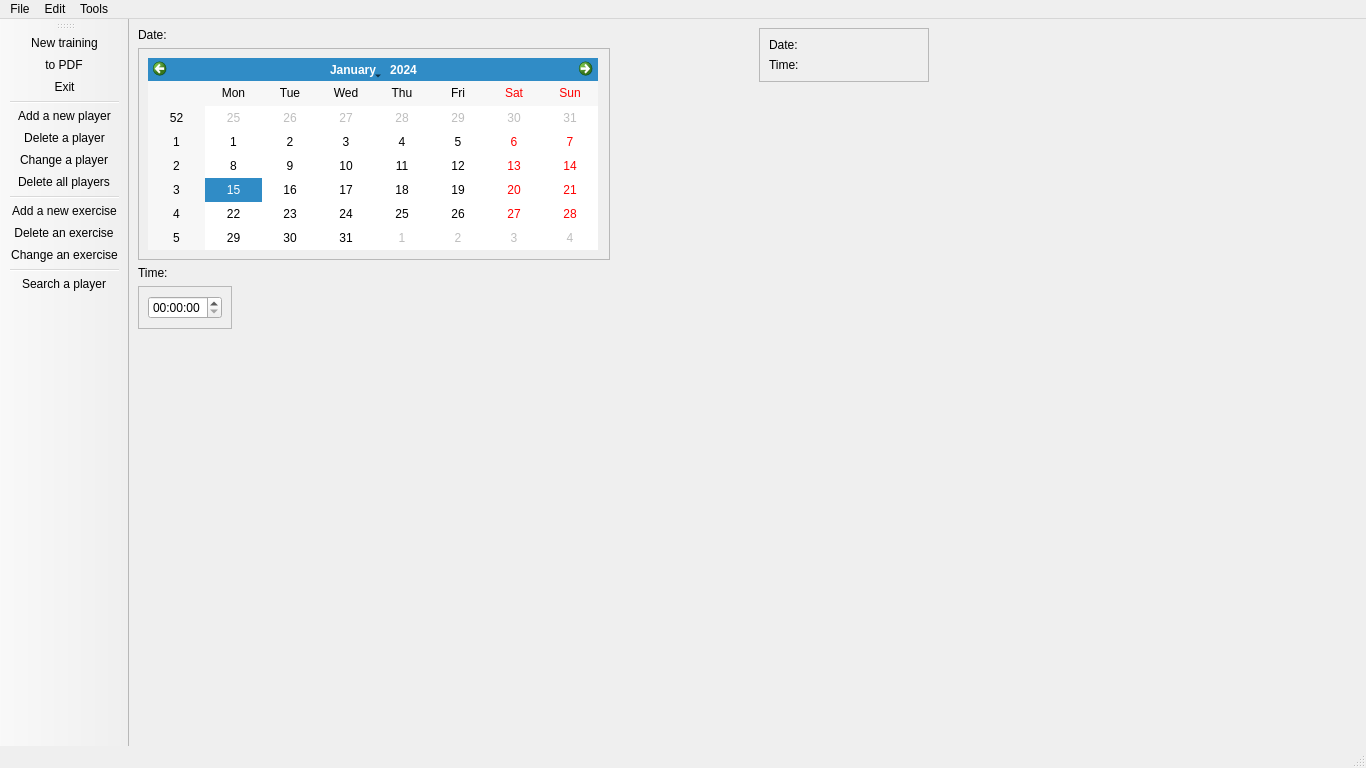
Old version of the form BVB_Manager/bvb_manager.ui in the repository Sautenko-Andrey/BVB_Manager.
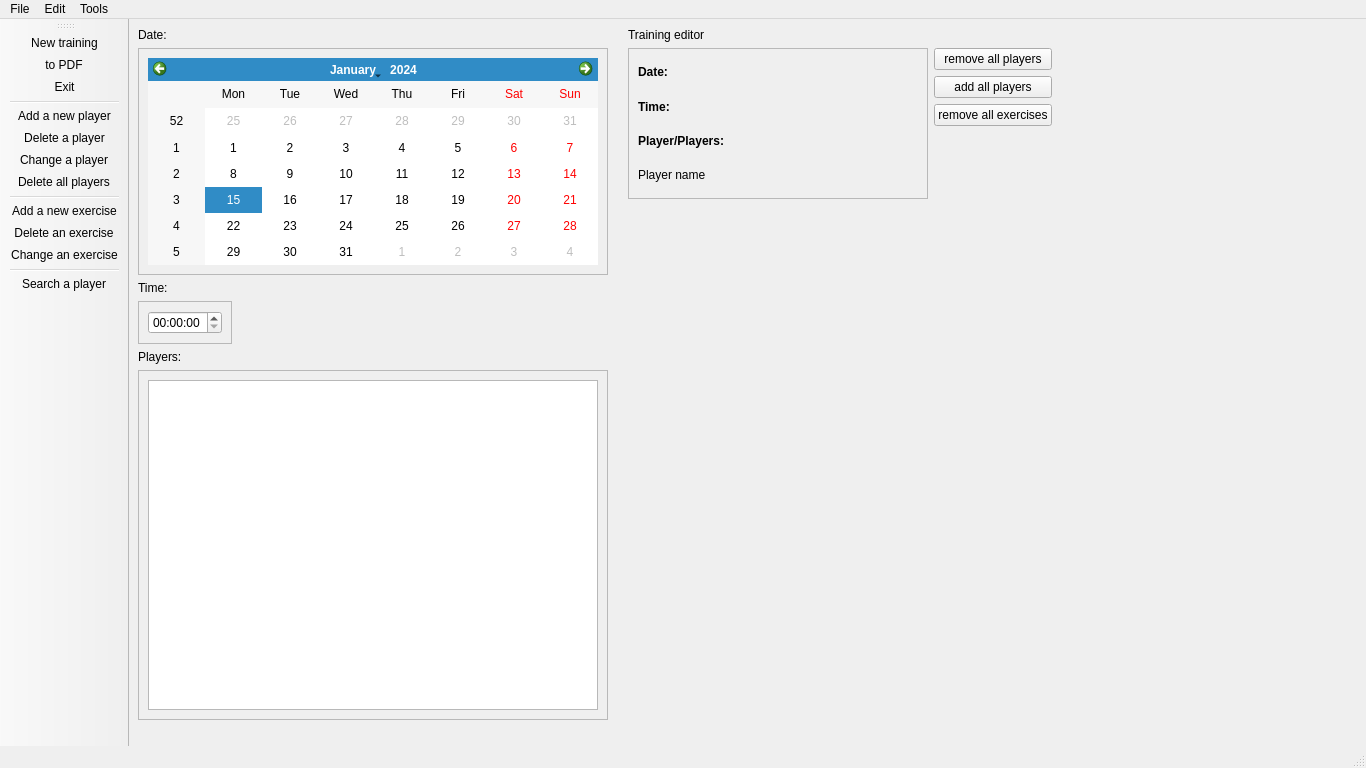
New version of the form. Icons and pictures are not drawn.

Commit message: add/remove players from training editor tool is completed

What changed in the file:
```diff
--- a/BVB_Manager/bvb_manager.ui
+++ b/BVB_Manager/bvb_manager.ui
@@ -14,11 +14,11 @@
    <string>BVB_Manager</string>
   </property>
   <widget class="QWidget" name="centralwidget">
+   <layout class="QHBoxLayout" name="horizontalLayout_4">
+    <item>
    <layout class="QHBoxLayout" name="horizontalLayout_3">
     <item>
-     <layout class="QHBoxLayout" name="horizontalLayout_2">
-      <item>
-       <layout class="QVBoxLayout" name="verticalLayout_5">
+       <layout class="QVBoxLayout" name="verticalLayout_10">
         <item>
          <layout class="QVBoxLayout" name="verticalLayout_4">
           <item>
@@ -102,17 +102,49 @@
          </layout>
         </item>
         <item>
+         <layout class="QVBoxLayout" name="verticalLayout_9">
+          <item>
+           <widget class="QLabel" name="label_3">
+            <property name="text">
+             <string>Players:</string>
+            </property>
+           </widget>
+          </item>
+          <item>
+           <widget class="QFrame" name="frame_4">
+            <property name="minimumSize">
+             <size>
+              <width>250</width>
+              <height>350</height>
+             </size>
+            </property>
+            <property name="frameShape">
+             <enum>QFrame::StyledPanel</enum>
+            </property>
+            <property name="frameShadow">
+             <enum>QFrame::Raised</enum>
+            </property>
+            <layout class="QVBoxLayout" name="verticalLayout_5">
+             <item>
+              <widget class="QListWidget" name="playersListWidget"/>
+             </item>
+            </layout>
+           </widget>
+          </item>
+          <item>
          <spacer name="verticalSpacer">
           <property name="orientation">
            <enum>Qt::Vertical</enum>
           </property>
           <property name="sizeHint" stdset="0">
            <size>
-            <width>20</width>
-            <height>408</height>
+              <width>470</width>
+              <height>17</height>
            </size>
           </property>
          </spacer>
+          </item>
+         </layout>
         </item>
        </layout>
       </item>
@@ -123,16 +155,39 @@
         </property>
         <property name="sizeHint" stdset="0">
          <size>
-          <width>68</width>
+          <width>28</width>
           <height>20</height>
          </size>
         </property>
        </spacer>
       </item>
       <item>
-       <layout class="QVBoxLayout" name="verticalLayout_8">
+       <layout class="QVBoxLayout" name="verticalLayout_13">
+        <item>
+         <layout class="QVBoxLayout" name="verticalLayout_12">
+          <item>
+           <widget class="QLabel" name="label_4">
+            <property name="text">
+             <string>Training editor</string>
+            </property>
+           </widget>
+          </item>
+          <item>
+           <layout class="QHBoxLayout" name="horizontalLayout_2">
         <item>
          <widget class="QFrame" name="frame_3">
+              <property name="minimumSize">
+               <size>
+                <width>300</width>
+                <height>0</height>
+               </size>
+              </property>
+              <property name="maximumSize">
+               <size>
+                <width>16777215</width>
+                <height>500</height>
+               </size>
+              </property>
           <property name="frameShape">
            <enum>QFrame::StyledPanel</enum>
           </property>
@@ -150,6 +205,11 @@
                  <height>0</height>
                 </size>
                </property>
+                   <property name="font">
+                    <font>
+                     <bold>true</bold>
+                    </font>
+                   </property>
                <property name="text">
                 <string>Date:</string>
                </property>
@@ -163,15 +223,97 @@
                  <height>0</height>
                 </size>
                </property>
+                   <property name="font">
+                    <font>
+                     <bold>true</bold>
+                    </font>
+                   </property>
                <property name="text">
                 <string>Time:</string>
                </property>
               </widget>
              </item>
+                 <item>
+                  <widget class="QLabel" name="playerLabel">
+                   <property name="minimumSize">
+                    <size>
+                     <width>150</width>
+                     <height>0</height>
+                    </size>
+                   </property>
+                   <property name="font">
+                    <font>
+                     <bold>true</bold>
+                    </font>
+                   </property>
+                   <property name="text">
+                    <string>Player/Players:</string>
+                   </property>
+                  </widget>
+                 </item>
+                 <item>
+                  <widget class="QLabel" name="playerNameLabel">
+                   <property name="minimumSize">
+                    <size>
+                     <width>150</width>
+                     <height>0</height>
+                    </size>
+                   </property>
+                   <property name="text">
+                    <string>Player name</string>
+                   </property>
+                  </widget>
+                 </item>
             </layout>
            </item>
           </layout>
          </widget>
+            </item>
+            <item>
+             <layout class="QVBoxLayout" name="verticalLayout_11">
+              <item>
+               <layout class="QVBoxLayout" name="verticalLayout_8">
+                <item>
+                 <widget class="QPushButton" name="removeAllPlayersButton">
+                  <property name="text">
+                   <string>remove all players</string>
+                  </property>
+                 </widget>
+                </item>
+                <item>
+                 <widget class="QPushButton" name="addAllPlayersButton">
+                  <property name="text">
+                   <string>add all players</string>
+                  </property>
+                 </widget>
+                </item>
+                <item>
+                 <widget class="QPushButton" name="removeAllExercisesButton">
+                  <property name="text">
+                   <string>remove all exercises</string>
+                  </property>
+                 </widget>
+                </item>
+               </layout>
+              </item>
+              <item>
+               <spacer name="verticalSpacer_3">
+                <property name="orientation">
+                 <enum>Qt::Vertical</enum>
+                </property>
+                <property name="sizeHint" stdset="0">
+                 <size>
+                  <width>20</width>
+                  <height>18</height>
+                 </size>
+                </property>
+               </spacer>
+              </item>
+             </layout>
+            </item>
+           </layout>
+          </item>
+         </layout>
         </item>
         <item>
          <spacer name="verticalSpacer_2">
@@ -181,7 +323,7 @@
           <property name="sizeHint" stdset="0">
            <size>
             <width>20</width>
-            <height>518</height>
+            <height>538</height>
            </size>
           </property>
          </spacer>
@@ -195,7 +337,7 @@
         </property>
         <property name="sizeHint" stdset="0">
          <size>
-          <width>428</width>
+          <width>318</width>
           <height>20</height>
          </size>
         </property>
```
Lines whose indentation alone changed are shown as unchanged. The commit also changes 3 other files.
